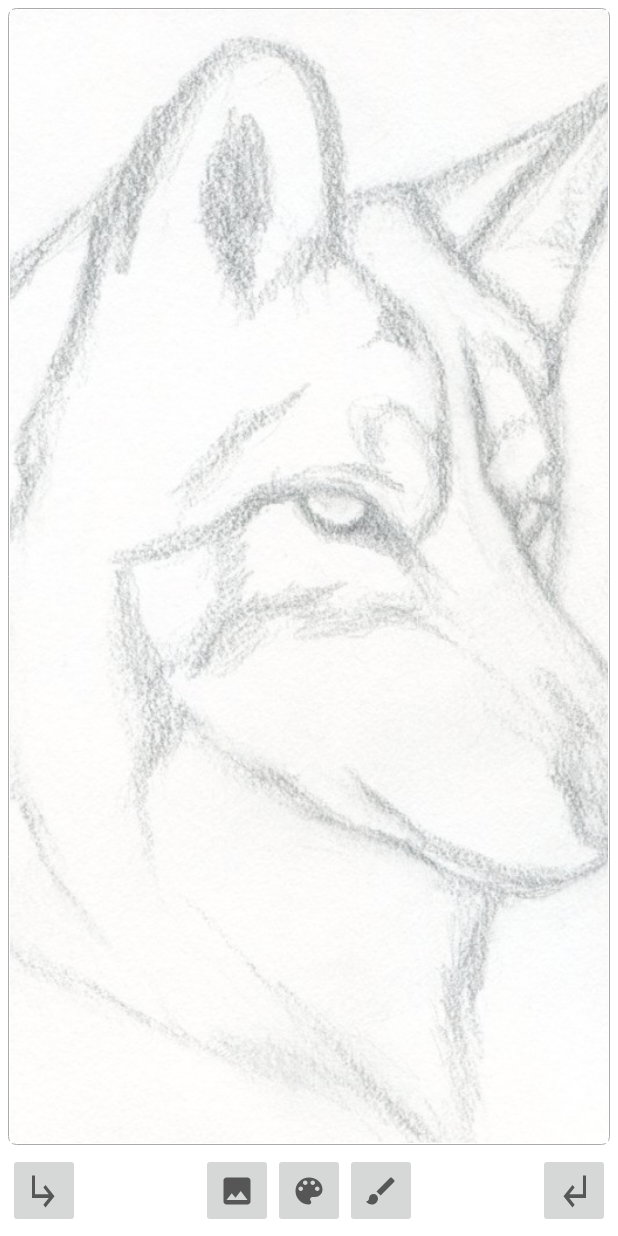
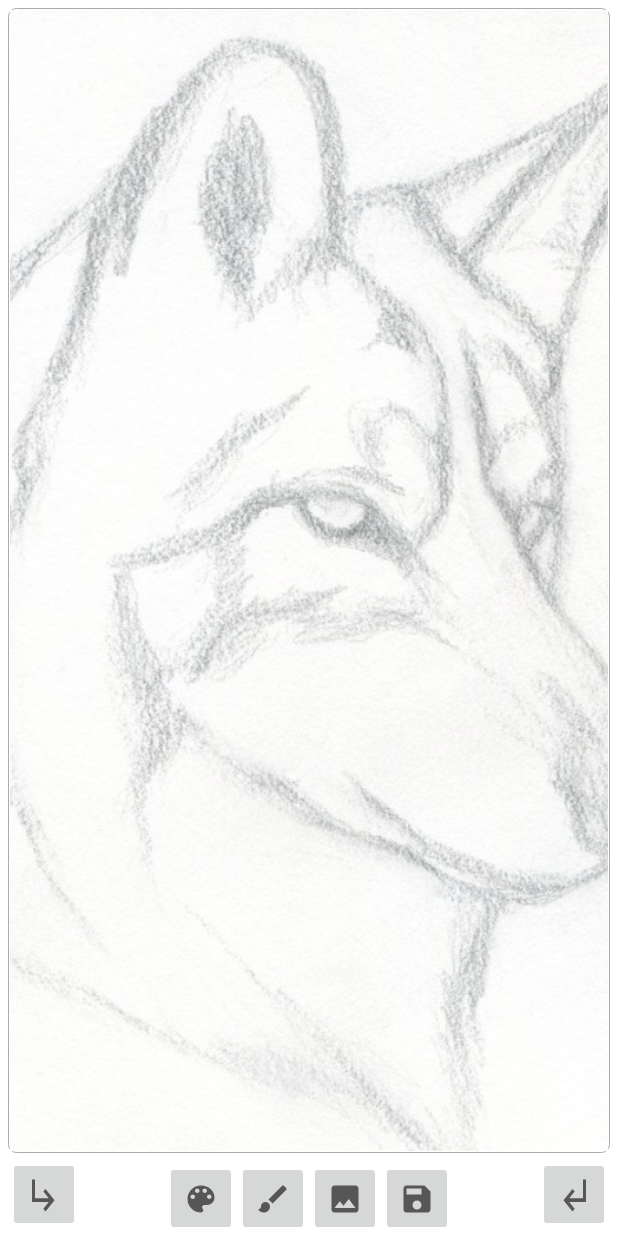
Before and after one commit to ZaqueuLima3/android-draw-app, an Android app: the layout activity_main.xml on its own in the app's theme, with its tools: preview values and no code run, on a phone screen of 412 x 824 dp. Run offline under Robolectric (Android 15) with nearby library versions, the phone set to English and light mode, and no system bars.

```diff
--- /dev/null
+++ b/app/src/main/res/drawable/ic_save.xml
@@ -0,0 +1,10 @@
+<vector xmlns:android="http://schemas.android.com/apk/res/android"
+    android:width="24dp"
+    android:height="24dp"
+    android:viewportWidth="24"
+    android:viewportHeight="24"
+    android:tint="?attr/colorControlNormal">
+  <path
+      android:fillColor="@android:color/white"
+      android:pathData="M17,3L5,3c-1.11,0 -2,0.9 -2,2v14c0,1.1 0.89,2 2,2h14c1.1,0 2,-0.9 2,-2L21,7l-4,-4zM12,19c-1.66,0 -3,-1.34 -3,-3s1.34,-3 3,-3 3,1.34 3,3 -1.34,3 -3,3zM15,9L5,9L5,5h10v4z"/>
+</vector>
--- a/app/src/main/res/layout/activity_main.xml
+++ b/app/src/main/res/layout/activity_main.xml
@@ -14,7 +14,7 @@
         android:layout_margin="5dp"
         android:background="@drawable/bg_drawing_view_layout"
         android:padding="1dp"
-        app:layout_constraintBottom_toTopOf="@+id/ib_colors"
+        app:layout_constraintBottom_toTopOf="@+id/ll_menu"
         app:layout_constraintEnd_toEndOf="parent"
         app:layout_constraintStart_toStartOf="parent"
         app:layout_constraintTop_toTopOf="parent">
@@ -35,45 +35,43 @@
 
     </FrameLayout>
 
+    <LinearLayout
+        android:id="@+id/ll_menu"
+        android:layout_width="wrap_content"
+        android:layout_height="wrap_content"
+        app:layout_constraintBottom_toBottomOf="parent"
+        app:layout_constraintEnd_toStartOf="@+id/ib_undo"
+        app:layout_constraintStart_toEndOf="@+id/ib_remake">
 
         <ImageButton
             android:id="@+id/ib_colors"
             android:layout_width="wrap_content"
             android:layout_height="50dp"
             android:contentDescription="brush image"
-        android:src="@drawable/ic_color"
-        app:layout_constraintBottom_toBottomOf="@+id/ib_gallery"
-        app:layout_constraintEnd_toStartOf="@+id/ib_brush"
-        app:layout_constraintHorizontal_bias="0.5"
-        app:layout_constraintStart_toEndOf="@+id/ib_gallery"
-        app:layout_constraintTop_toTopOf="@+id/ib_gallery"
-        app:layout_constraintVertical_bias="0.0" />
+            android:src="@drawable/ic_color" />
+
+        <ImageButton
+            android:id="@+id/ib_brush"
+            android:layout_width="wrap_content"
+            android:layout_height="50dp"
+            android:contentDescription="brush image"
+            android:src="@drawable/ic_brush" />
 
         <ImageButton
             android:id="@+id/ib_gallery"
             android:layout_width="wrap_content"
             android:layout_height="50dp"
             android:contentDescription="brush image"
-        android:src="@drawable/ic_image"
-        app:layout_constraintBottom_toBottomOf="parent"
-        app:layout_constraintEnd_toStartOf="@+id/ib_colors"
-        app:layout_constraintHorizontal_bias="0.5"
-        app:layout_constraintHorizontal_chainStyle="packed"
-        app:layout_constraintStart_toEndOf="@+id/ib_remake"
-        app:layout_constraintTop_toBottomOf="@+id/fl_drawing_view_container" />
+            android:src="@drawable/ic_image" />
 
         <ImageButton
-        android:id="@+id/ib_brush"
+            android:id="@+id/ib_save"
             android:layout_width="wrap_content"
             android:layout_height="50dp"
-        android:contentDescription="brush image"
-        android:src="@drawable/ic_brush"
-        app:layout_constraintBottom_toBottomOf="@+id/ib_colors"
-        app:layout_constraintEnd_toStartOf="@+id/ib_undo"
-        app:layout_constraintHorizontal_bias="0.5"
-        app:layout_constraintStart_toEndOf="@+id/ib_colors"
-        app:layout_constraintTop_toTopOf="@+id/ib_colors"
-        app:layout_constraintVertical_bias="0.0" />
+            android:contentDescription="remake image"
+            android:src="@drawable/ic_save" />
+    </LinearLayout>
+
 
     <ImageButton
         android:id="@+id/ib_undo"
@@ -84,9 +82,10 @@
         android:contentDescription="undo image"
         android:scaleType="fitXY"
         android:src="@drawable/ic_undo"
-        app:layout_constraintBottom_toBottomOf="@+id/ib_brush"
+        app:layout_constraintBottom_toBottomOf="@+id/ll_menu"
         app:layout_constraintEnd_toEndOf="parent"
-        app:layout_constraintTop_toTopOf="@+id/ib_brush" />
+        app:layout_constraintTop_toBottomOf="@+id/fl_drawing_view_container" />
+
 
     <ImageButton
         android:id="@+id/ib_remake"
@@ -96,9 +95,9 @@
         android:contentDescription="remake image"
         android:scaleType="fitXY"
         android:src="@drawable/ic_remake"
-        app:layout_constraintBottom_toBottomOf="@+id/ib_gallery"
+        app:layout_constraintBottom_toBottomOf="@+id/ll_menu"
         app:layout_constraintStart_toStartOf="parent"
-        app:layout_constraintTop_toTopOf="@+id/ib_gallery" />
+        app:layout_constraintTop_toBottomOf="@+id/fl_drawing_view_container" />
 
 
 </androidx.constraintlayout.widget.ConstraintLayout>
--- /dev/null
+++ b/app/src/main/res/xml/path.xml
@@ -0,0 +1,6 @@
+<?xml version="1.0" encoding="utf-8"?>
+<paths xmlns:android="http://schemas.android.com/apk/res/android">
+    <external-path
+        name="captured"
+        path="Android/data/com.example.drawingapp/files" />
+</paths>
```
Also changed, not shown: app/src/main/AndroidManifest.xml (+9 -0 lines), app/src/main/java/com/example/drawingapp/MainActivity.kt (+95 -6 lines). Lines whose indentation alone changed are shown as unchanged.
